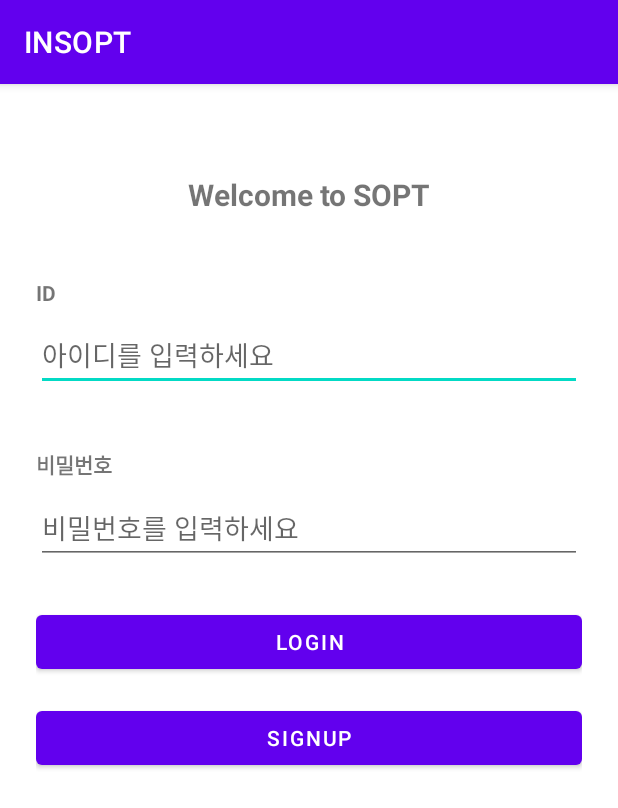
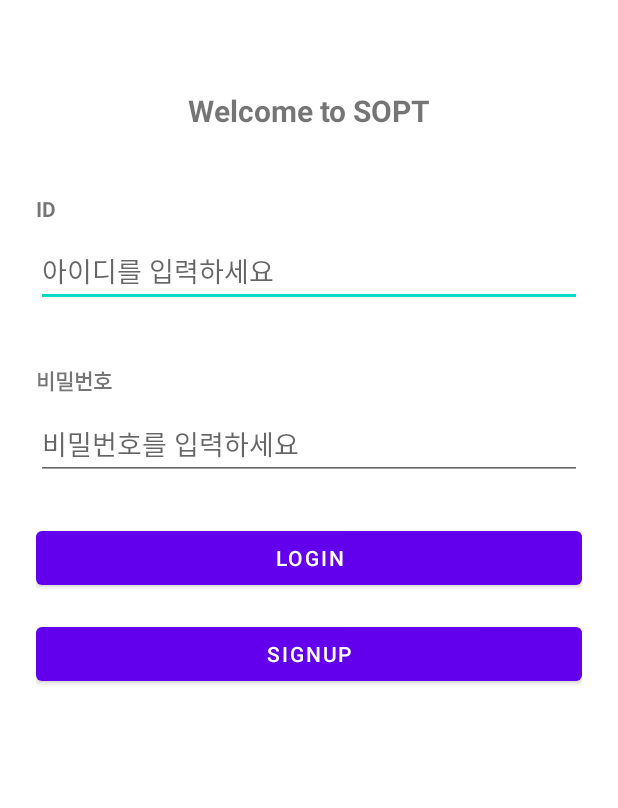
Before and after one commit to IN-SOPT-ANDROID/yujin-jang, an Android app: the screen it shows after launch (LoginActivity), on a phone screen of 412 x 824 dp. Shown: the top 808 px of the screen. Run offline under Robolectric (Android 15) with nearby library versions, the phone set to English and light mode, and no system bars; libraries missing offline, so code that uses them is left out: com.jakewharton.retrofit2.

Commit message:
[chore] 상단바 제거

```diff
--- a/app/src/main/res/values/themes.xml
+++ b/app/src/main/res/values/themes.xml
@@ -1,6 +1,6 @@
 <resources xmlns:tools="http://schemas.android.com/tools">
     <!-- Base application theme. -->
-    <style name="Theme.INSOPTAndroidPractice" parent="Theme.MaterialComponents.DayNight.DarkActionBar">
+    <style name="Theme.INSOPTAndroidPractice" parent="Theme.MaterialComponents.DayNight.NoActionBar">
 <!--    <style name="Theme.INSOPTAndroidPractice" parent="Theme.Material3.DayNight.NoActionBar">-->
         <!-- Primary brand color. -->
         <item name="colorPrimary">@color/purple_500</item>
@@ -11,7 +11,7 @@
         <item name="colorSecondaryVariant">@color/teal_700</item>
         <item name="colorOnSecondary">@color/black</item>
         <!-- Status bar color. -->
-        <item name="android:statusBarColor">?attr/colorPrimaryVariant</item>
+        <item name="android:statusBarColor">@color/black</item>
         <!-- Customize your theme here. -->
     </style>
 </resources>
```
